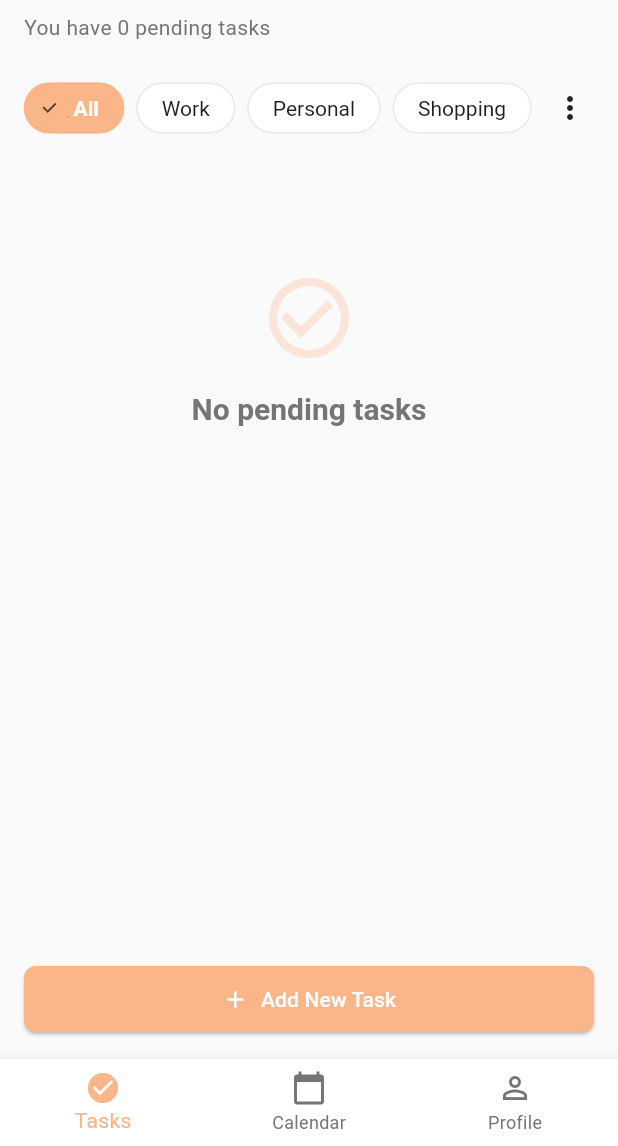
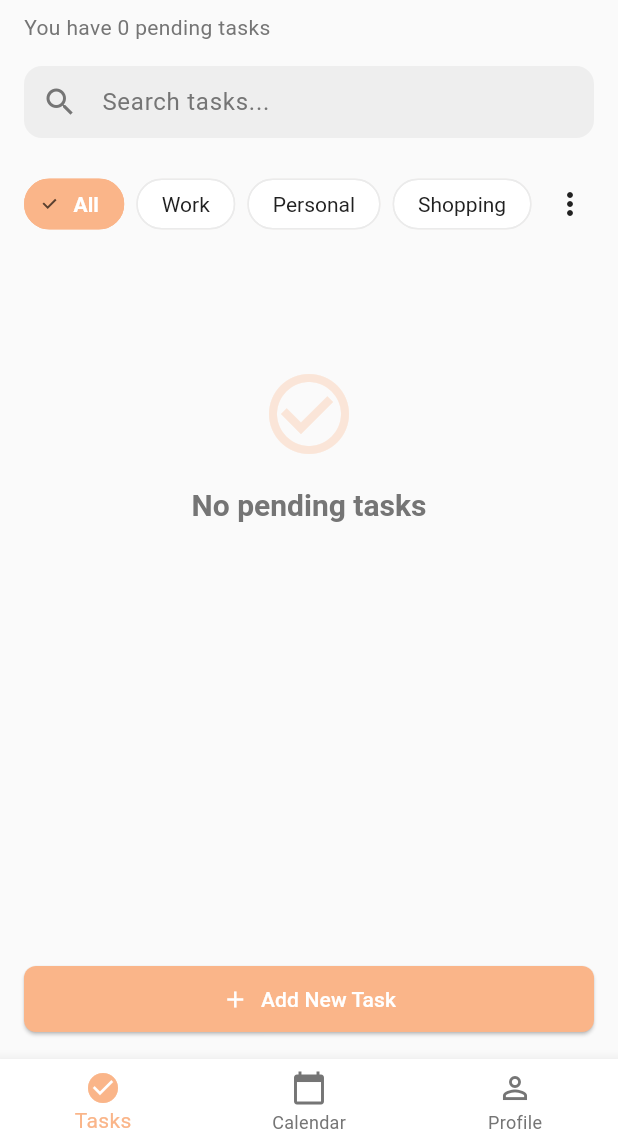
Before and after one commit to mhmwael/Todo, a Flutter app: the screen it shows after launch, on a phone screen of 412 x 824 dp, the part 90-1236 px from its top. Run offline on Flutter 3.47's test engine with Material 3 defaults, Android fonts, the phone set to English and light mode, and no system bars; our stand-ins replace confetti, image_picker, shared_preferences, sqflite; accounts and stored records are empty.

Commit message:
Implement search feature for tasks
- Added search logic to `TaskController` to filter pending and completed tasks.
- Integrated a theme-aware search bar in the `TasksPage`.
- Ensured search works for both task titles and descriptions.
- Maintained all previous UI, dark mode, and persistence features.

Co-authored-by: mhmwael <192822958+mhmwael@users.noreply.github.com>

```diff
--- a/lib/controllers/task_controller.dart
+++ b/lib/controllers/task_controller.dart
@@ -7,12 +7,14 @@ class TaskController extends ChangeNotifier {
   final TaskDatabaseService _dbService = TaskDatabaseService();
   List<Task> _allTasks = [];
   String _selectedCategory = 'All';
+  String _searchQuery = '';
 
   TaskController() {
     _loadTasks();
   }
 
   String get selectedCategory => _selectedCategory;
+  String get searchQuery => _searchQuery;
   List<Task> get allTasks => _allTasks;
 
   Future<void> _loadTasks() async {
@@ -23,7 +25,16 @@ class TaskController extends ChangeNotifier {
   List<Task> get pendingTasks {
     List<Task> filtered = _allTasks.where((task) => !task.isCompleted).toList();
     if (_selectedCategory != 'All') {
-      filtered = filtered.where((task) => task.category == _selectedCategory).toList();
+      filtered =
+          filtered.where((task) => task.category == _selectedCategory).toList();
+    }
+    if (_searchQuery.isNotEmpty) {
+      filtered = filtered
+          .where((task) =>
+              task.title.toLowerCase().contains(_searchQuery.toLowerCase()) ||
+              (task.description?.toLowerCase() ?? '')
+                  .contains(_searchQuery.toLowerCase()))
+          .toList();
     }
     return filtered;
   }
@@ -31,7 +42,16 @@ class TaskController extends ChangeNotifier {
   List<Task> get completedTasks {
     List<Task> filtered = _allTasks.where((task) => task.isCompleted).toList();
     if (_selectedCategory != 'All') {
-      filtered = filtered.where((task) => task.category == _selectedCategory).toList();
+      filtered =
+          filtered.where((task) => task.category == _selectedCategory).toList();
+    }
+    if (_searchQuery.isNotEmpty) {
+      filtered = filtered
+          .where((task) =>
+              task.title.toLowerCase().contains(_searchQuery.toLowerCase()) ||
+              (task.description?.toLowerCase() ?? '')
+                  .contains(_searchQuery.toLowerCase()))
+          .toList();
     }
     // Sort by due date or completion time if available, but for now just reverse to show latest first
     filtered.sort((a, b) => b.dueDate.compareTo(a.dueDate));
@@ -40,6 +60,11 @@ class TaskController extends ChangeNotifier {
 
   void setCategory(String category) {
     _selectedCategory = category;
+    notifyListeners();
+  }
+
+  void setSearchQuery(String query) {
+    _searchQuery = query;
     notifyListeners();
   }
 
--- a/lib/views/tasks/tasks_page.dart
+++ b/lib/views/tasks/tasks_page.dart
@@ -65,6 +65,43 @@ class _TasksPageState extends State<TasksPage> {
                     ],
                   ),
                 ),
+
+                Padding(
+                  padding: const EdgeInsets.symmetric(horizontal: 16.0),
+                  child: TextField(
+                    onChanged: (value) => taskController.setSearchQuery(value),
+                    style: TextStyle(
+                      color: Theme.of(context).brightness == Brightness.dark
+                          ? Colors.white
+                          : AppColors.textPrimary,
+                    ),
+                    decoration: InputDecoration(
+                      hintText: 'Search tasks...',
+                      hintStyle: TextStyle(
+                        color: Theme.of(context).brightness == Brightness.dark
+                            ? Colors.white70
+                            : AppColors.textSecondary,
+                      ),
+                      prefixIcon: Icon(
+                        Icons.search,
+                        color: Theme.of(context).brightness == Brightness.dark
+                            ? Colors.white70
+                            : AppColors.textSecondary,
+                      ),
+                      filled: true,
+                      fillColor: Theme.of(context).brightness == Brightness.dark
+                          ? const Color(0xFF1E1E1E)
+                          : Colors.grey[200],
+                      border: OutlineInputBorder(
+                        borderRadius: BorderRadius.circular(12),
+                        borderSide: BorderSide.none,
+                      ),
+                      contentPadding: const EdgeInsets.symmetric(vertical: 0),
+                    ),
+                  ),
+                ),
+
+                const SizedBox(height: 16),
 
                 TaskFilterChips(
                   onCategoryChanged: (category) {
```
